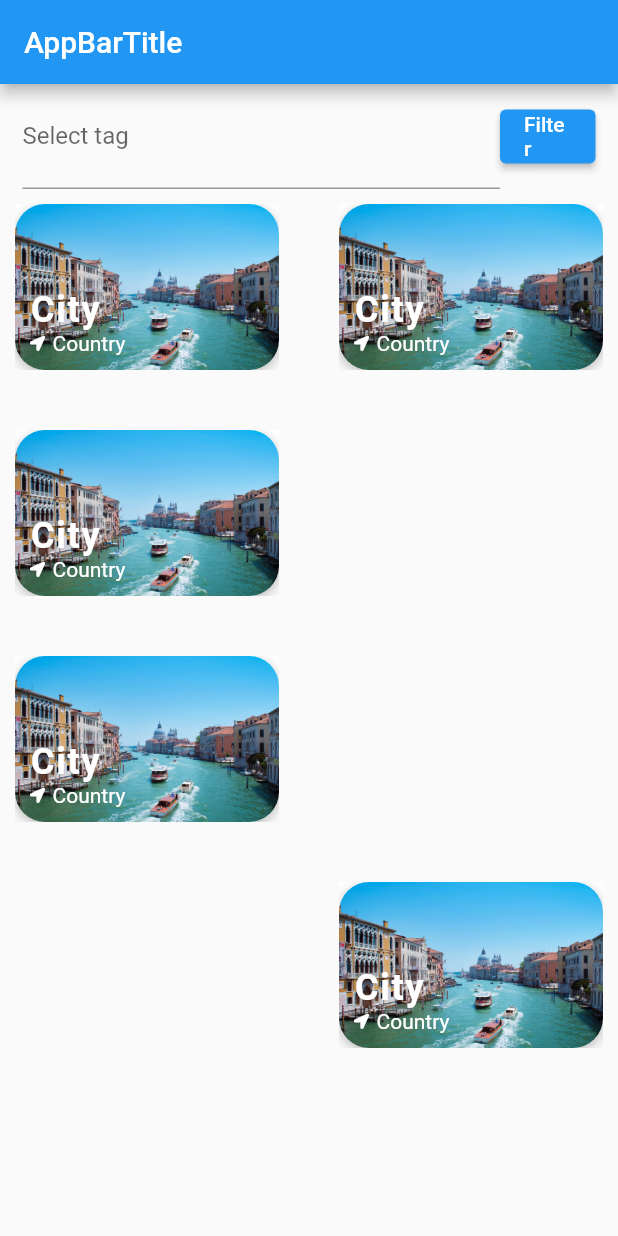
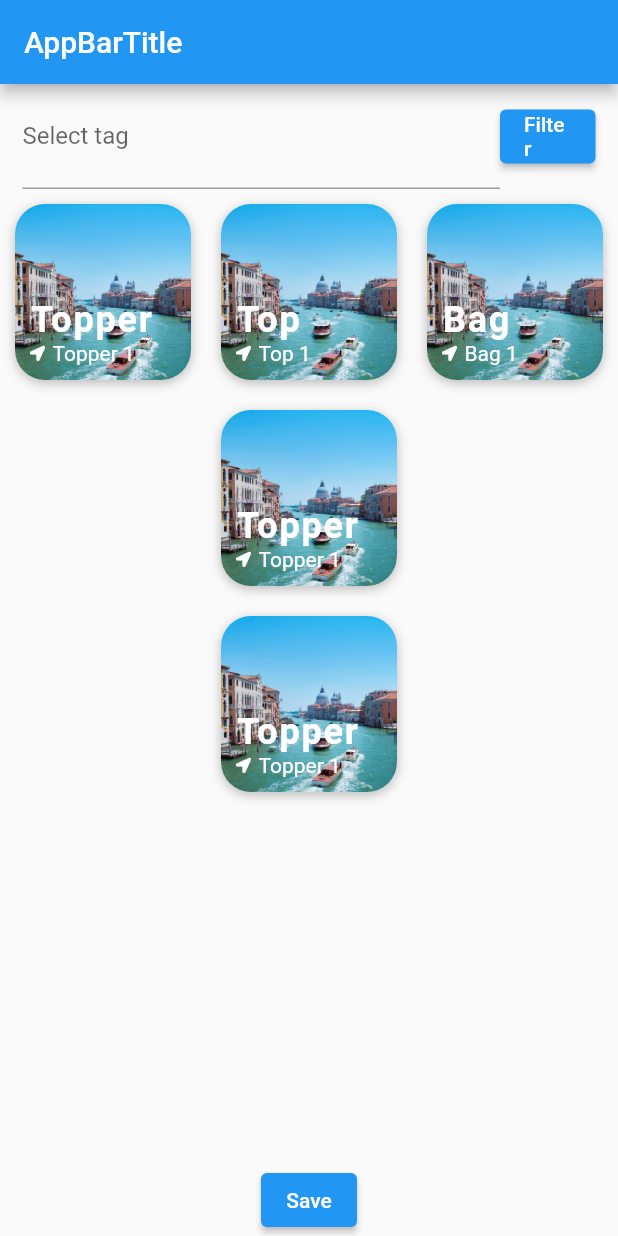
Before and after one commit to UAlberta-CMPUT401/flutter-boilerplate, a Flutter app: the screen it shows after launch, on a phone screen of 412 x 824 dp. Run offline on Flutter 3.47's test engine with Material 2 defaults, Android fonts, the phone set to English and light mode, and no system bars; drawn by our look-alikes of flutter_chips_input; our stand-ins replace font_awesome_flutter.

Commit message:
Add swipable

```diff
--- /dev/null
+++ b/lib/models/clothing.dart
@@ -0,0 +1,43 @@
+import 'dart:typed_data';
+
+class clothing {
+  final Uint8List imagePath;
+  final String category; //Ex. Jeans, Shirt, Pants, etc
+  final List<String> tags; //Ex. Winter, weekend, Formal, etc
+
+  clothing(this.imagePath, this.category, this.tags);
+}
+
+// todo(TurnipXenon): replace once actual database comes
+List<clothing> clothings = [
+  clothing(
+      Uint8List(0),
+      "Jeans",
+      ["winter", "weekend", "formal"]
+  ),
+  clothing(
+      Uint8List(0),
+      "Shirt",
+      ["summer", "weekend", "informal"]
+  ),
+  clothing(
+      Uint8List(0),
+      "Jeans",
+      ["spring", "weekdays", "formal"]
+  ),
+  clothing(
+      Uint8List(0),
+      "PAnts",
+      ["work", "formal"]
+  ),
+  clothing(
+      Uint8List(0),
+      "Pants",
+      ["fall", "informal"]
+  ),
+  clothing(
+      Uint8List(0),
+      "Shoes",
+      ["weekdays", "formal"]
+  ),
+];
--- /dev/null
+++ b/lib/models/outfit.dart
@@ -0,0 +1,9 @@
+import 'package:flutter_travel_ui/models/clothing.dart';
+
+class outfit {
+  final List<clothing> clothes;
+  final String category; //Ex. Jeans, Shirt, Pants, etc
+  final List<String> tags; //Ex. Winter, weekend, Formal, etc
+
+  outfit(this.clothes, this.category, this.tags);
+}
--- a/lib/screens/outfit_screen.dart
+++ b/lib/screens/outfit_screen.dart
@@ -1,3 +1,4 @@
+import 'package:flutter/foundation.dart';
 import 'package:flutter/material.dart';
 import 'package:flutter/rendering.dart';
 import 'package:flutter_chips_input/flutter_chips_input.dart';
@@ -11,50 +12,37 @@ class OutfitScreen extends StatefulWidget {
 }
 
 class _OutfitScreenState extends State<OutfitScreen> {
-  Widget _gridItem() {
-    return Container(
+  final int sensitivity = 1;
+
+  ValueNotifier<int> topperIndexNotifier = ValueNotifier(0);
+  ValueNotifier<int> topIndexNotifier = ValueNotifier(0);
+  ValueNotifier<int> bagIndexNotifier = ValueNotifier(0);
+  ValueNotifier<int> bottomIndexNotifier = ValueNotifier(0);
+  ValueNotifier<int> footwearIndexNotifier = ValueNotifier(0);
+
+  Widget _gridItem(
+      ValueNotifier<int> valueNotifier, List<OutfitUIData> outfitList) {
+    return ValueListenableBuilder(
+        valueListenable: valueNotifier,
+        builder: (BuildContext context, int index, Widget child) {
+          OutfitUIData data = outfitList[index];
+
+          return GestureDetector(
+            // from https://stackoverflow.com/a/55050804/17836168
+            onHorizontalDragEnd: (details) {
+              if (details.primaryVelocity > sensitivity) {
+                // left
+                valueNotifier.value = (valueNotifier.value + 1) % outfitList.length;
+              }
+
+              if (details.primaryVelocity < -sensitivity) {
+                // right
+                valueNotifier.value = (valueNotifier.value - 1) % outfitList.length;
+              }
+            },
+            child: Container(
               margin: EdgeInsets.all(10.0),
               width: 210.0,
-      child: Stack(
-        alignment: Alignment.topCenter,
-        children: <Widget>[
-          Positioned(
-            bottom: 15.0,
-            child: Container(
-              height: 120.0,
-              width: 200.0,
-              decoration: BoxDecoration(
-                color: Colors.white,
-                borderRadius: BorderRadius.circular(10.0),
-              ),
-              child: Padding(
-                padding: EdgeInsets.all(10.0),
-                child: Column(
-                  mainAxisAlignment:
-                  MainAxisAlignment.end,
-                  crossAxisAlignment:
-                  CrossAxisAlignment.start,
-                  children: <Widget>[
-                    Text(
-                      '${2} activities',
-                      style: TextStyle(
-                        fontSize: 22.0,
-                        fontWeight: FontWeight.w600,
-                        letterSpacing: 1.2,
-                      ),
-                    ),
-                    Text(
-                      "Description",
-                      style: TextStyle(
-                        color: Colors.grey,
-                      ),
-                    ),
-                  ],
-                ),
-              ),
-            ),
-          ),
-          Container(
               decoration: BoxDecoration(
                 color: Colors.white,
                 borderRadius: BorderRadius.circular(20.0),
@@ -71,13 +59,11 @@ class _OutfitScreenState extends State<OutfitScreen> {
                   Hero(
                     tag: 'assets/images/venice.jpg',
                     child: ClipRRect(
-                    borderRadius:
-                    BorderRadius.circular(20.0),
+                      borderRadius: BorderRadius.circular(20.0),
                       child: Image(
-                      height: 180.0,
-                      width: 180.0,
-                      image: AssetImage(
-                          'assets/images/venice.jpg'),
+                        height: 240.0,
+                        width: 240.0,
+                        image: AssetImage('assets/images/venice.jpg'),
                         fit: BoxFit.cover,
                       ),
                     ),
@@ -86,11 +72,10 @@ class _OutfitScreenState extends State<OutfitScreen> {
                     left: 10.0,
                     bottom: 10.0,
                     child: Column(
-                    crossAxisAlignment:
-                    CrossAxisAlignment.start,
+                      crossAxisAlignment: CrossAxisAlignment.start,
                       children: <Widget>[
                         Text(
-                        "City",
+                          data.category,
                           style: TextStyle(
                             color: Colors.white,
                             fontSize: 24.0,
@@ -101,14 +86,13 @@ class _OutfitScreenState extends State<OutfitScreen> {
                         Row(
                           children: <Widget>[
                             Icon(
-                            FontAwesomeIcons
-                                .locationArrow,
+                              FontAwesomeIcons.locationArrow,
                               size: 10.0,
                               color: Colors.white,
                             ),
                             SizedBox(width: 5.0),
                             Text(
-                            "Country",
+                              data.description,
                               style: TextStyle(
                                 color: Colors.white,
                               ),
@@ -120,10 +104,9 @@ class _OutfitScreenState extends State<OutfitScreen> {
                   ),
                 ],
               ),
-          )
-        ],
             ),
           );
+        });
   }
 
   @override
@@ -155,7 +138,47 @@ class _OutfitScreenState extends State<OutfitScreen> {
           'https://upload.wikimedia.org/wikipedia/commons/7/7c/Profile_avatar_placeholder_large.png'),
     ];
 
-
+    List<Widget> gridChildren = [];
+    for (int i = 0; i < 9; ++i) {
+      switch (i) {
+        case 0:
+          gridChildren.add(_gridItem(
+              topperIndexNotifier,
+              [
+                OutfitUIData("Topper", "Topper 1"),
+                OutfitUIData("Topper", "Topper 2"),
+              ]
+          ));
+          break;
+        case 1:
+          gridChildren.add(_gridItem(
+              topIndexNotifier,
+              [
+                OutfitUIData("Top", "Top 1"),
+                OutfitUIData("Top", "Top 2"),
+              ]
+          ));
+          break;
+        case 2:
+          gridChildren.add(_gridItem(
+              bagIndexNotifier,
+              [
+                OutfitUIData("Bag", "Bag 1"),
+                OutfitUIData("Bag", "Bag 2"),
+              ]
+          ));
+          break;
+        case 4:
+          gridChildren.add(_gridItem(bottomIndexNotifier, [OutfitUIData("Topper", "Topper 1")]));
+          break;
+        case 7:
+          gridChildren.add(_gridItem(footwearIndexNotifier, [OutfitUIData("Topper", "Topper 1")]));
+          break;
+        default:
+          gridChildren.add(Container());
+          break;
+      }
+    }
 
     return MaterialApp(
         title: "Hello",
@@ -234,36 +257,32 @@ class _OutfitScreenState extends State<OutfitScreen> {
                 ),
               ),
               Expanded(
-                child: GridView.builder(
-                    gridDelegate:
-                        const SliverGridDelegateWithMaxCrossAxisExtent(
-                            maxCrossAxisExtent: 200,
-                            childAspectRatio: 3 / 2,
-                            crossAxisSpacing: 20,
-                            mainAxisSpacing: 20),
-                    itemCount: 9,
-                    itemBuilder: (BuildContext context, int index) {
-                      switch (index) {
-                        case 0: // topper
-                          return _gridItem();
-                        case 1: // top
-                          return _gridItem();
-                        case 2: // bag
-                          return _gridItem();
-                        case 4: // bottom
-                          return _gridItem();
-                        case 7: // footwear
-                          return _gridItem();
-                        default:
-                          return Container();
-                      }
-                      return Container();
-                    })),
+                child: GridView.count(
+                  crossAxisCount: 3,
+                  children: gridChildren,
+                ),
+              ),
+              ElevatedButton(
+                  onPressed: () => {
+                    // todo(TurnipXenon): save here
+                    // get the clothing via index
+                    // compile all into list
+                    // put in new outfit object
+                    // save to hive
+                  },
+                  child: Text("Save"))
             ],
           ),
-      ),
-    );
+        ));
   }
+}
+
+class OutfitUIData {
+  // final image???;
+  final String category;
+  final String description;
+
+  const OutfitUIData(this.category, this.description);
 }
 
 class AppProfile {
```
Lines whose indentation alone changed are shown as unchanged.
